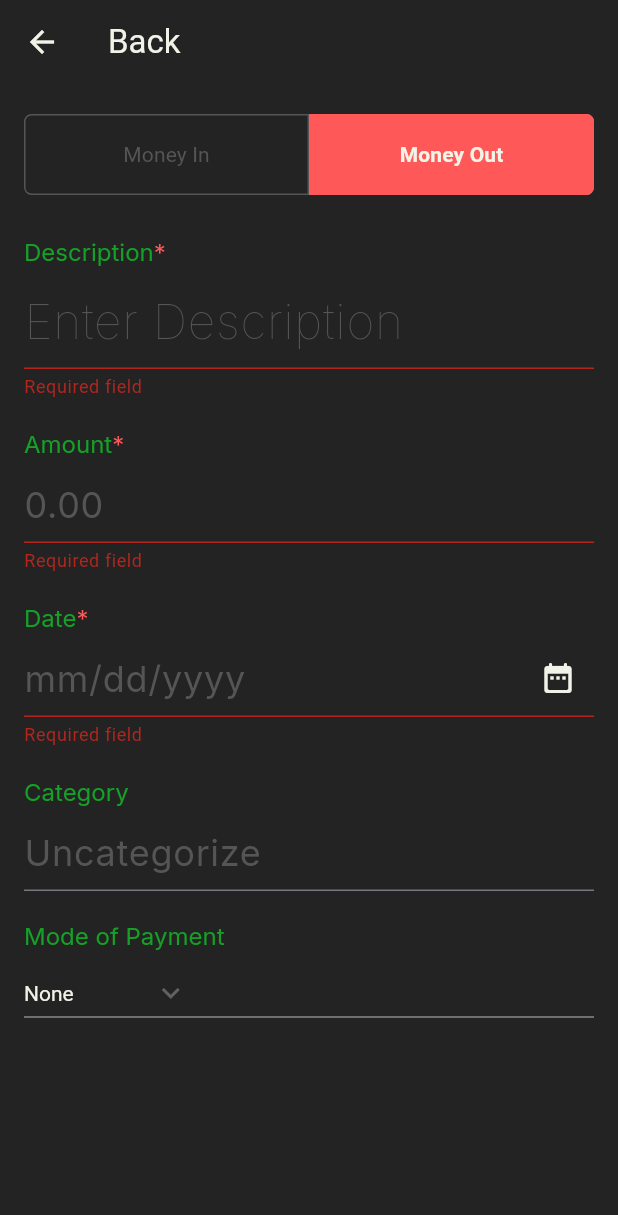
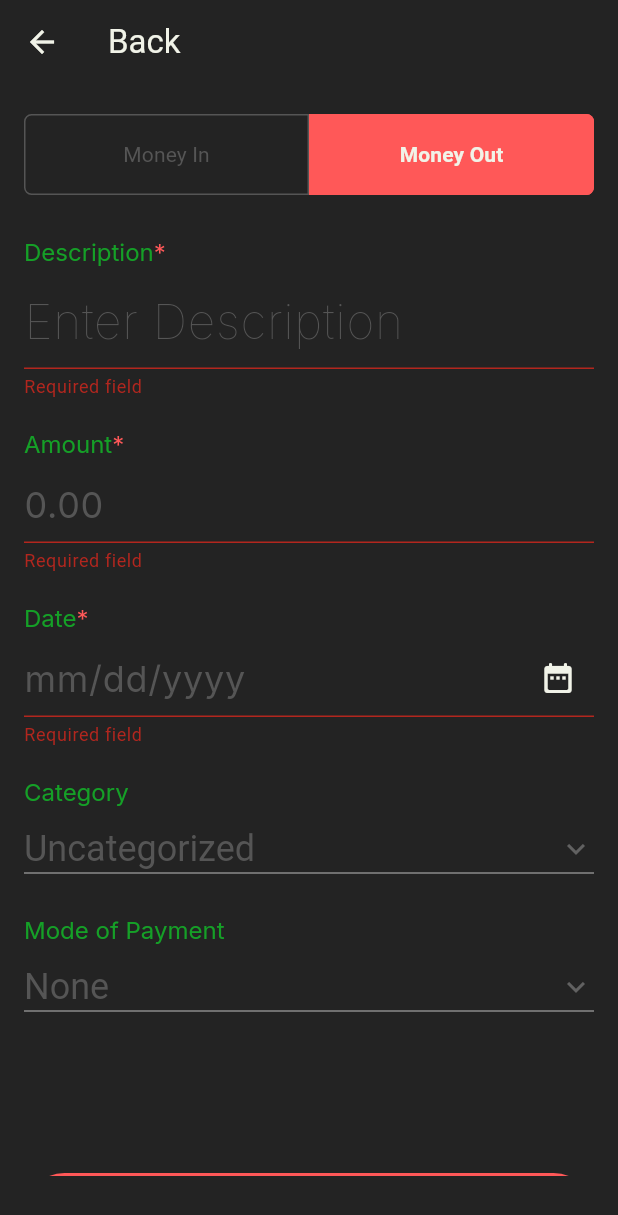
Before and after one commit to itsmejastine/CCE106--, a Flutter app: the screen it shows after launch, after a tap on "Money Out", after a tap on "Add Expense", on a phone screen of 412 x 824 dp. Shown: the top 1215 px of the screen. Run offline on Flutter 3.47's test engine with Material 3 defaults, Android fonts, the phone set to English and light mode, and no system bars; our stand-ins replace cloud_firestore, firebase_auth, firebase_core, google_fonts, gradient_borders, simple_gradient_text; missing offline and left inert: gradient_icon; accounts and stored records are empty.

Commit message:
implemented dropdown

```diff
--- a/lib/moneyIn.dart
+++ b/lib/moneyIn.dart
@@ -6,7 +6,32 @@ import 'package:flutter_it14proj/splash%20pages/success.dart';
 import 'package:google_fonts/google_fonts.dart';
 
 //Dropdown list
-const List<String> list = <String>['None', 'Cash', 'Gcash', 'Fund Transfer'];
+const List<String> paymentList = <String>[
+  'None',
+  'Cash',
+  'Gcash',
+  'Fund Transfer'
+];
+const List<String> incomeList = <String>[
+  'Uncategorized',
+  'Allowance',
+  'Salary',
+  'Government Aid',
+  'Cash Savings',
+  'Extra Income',
+  'Others',
+];
+const List<String> expensesList = <String>[
+  'Uncategorized',
+  'Food',
+  'Transportation',
+  'Water Bill',
+  'Electricty Bill',
+  'Groceries',
+  'Loans Payment',
+  'Rent',
+  'Travel',
+];
 
 class MoneyIn extends StatefulWidget {
   const MoneyIn({super.key});
@@ -20,14 +45,30 @@ class _MoneyInState extends State<MoneyIn> {
   final FirestoreService firestorService = FirestoreService();
 
   //Calling dropdown
-  String dropdownValue = list.first;
+  String dropdownValue = paymentList.first;
+  String categoryValue = incomeList.first;
+  List<String> currentCategoryList = incomeList;
+
+  void updateCategoryList(bool isMoneyIn) {
+    setState(() {
+      if (isMoneyIn == true) {
+        currentCategoryList = incomeList;
+        if (!incomeList.contains(categoryValue)) {
+          categoryValue = incomeList.first;
+        }
+      } else {
+        currentCategoryList = expensesList;
+        if (!expensesList.contains(categoryValue)) {
+          categoryValue = expensesList.first;
+        }
+      }
+    });
+  }
 
   //text controllers
   TextEditingController descriptionController = TextEditingController();
   TextEditingController amountController = TextEditingController();
   TextEditingController dateController = TextEditingController();
-  TextEditingController categoryController = TextEditingController();
-  TextEditingController paymentController = TextEditingController();
 
   //track the visibility of the second button
   bool isExpenseButtonVisible = false;
@@ -87,6 +128,7 @@ class _MoneyInState extends State<MoneyIn> {
                           moneyOutFontWeight = FontWeight.normal;
                           isExpenseButtonVisible = false;
                           isIncomeButtonVisible = true;
+                          updateCategoryList(true);
                         });
                       },
                       style: OutlinedButton.styleFrom(
@@ -124,6 +166,7 @@ class _MoneyInState extends State<MoneyIn> {
                           moneyOutBorder = primaryRed;
                           isExpenseButtonVisible = !isExpenseButtonVisible;
                           isIncomeButtonVisible = !isIncomeButtonVisible;
+                          updateCategoryList(false);
                         });
                       },
                       style: OutlinedButton.styleFrom(
@@ -328,22 +371,38 @@ class _MoneyInState extends State<MoneyIn> {
                     ],
                   ),
                   const SizedBox(height: 4),
-                  Form(
-                    child: TextFormField(
-                      controller: categoryController,
+                  Row(
+                    children: [
+                      Expanded(
+                        child: Column(
+                          children: [
+                            DropdownButton<String>(
+                              value: categoryValue,
+                              dropdownColor: mobileBackgroundColor,
+                              icon: const Icon(Icons.keyboard_arrow_down),
                               style: const TextStyle(
-                          fontSize: 24,
-                          color: primaryWhite,
-                          fontWeight: FontWeight.w700),
-                      decoration: const InputDecoration(
-                        hintText: "Uncategorize",
-                        hintStyle: TextStyle(
-                            color: primaryGray,
-                            fontFamily: 'Inter',
-                            fontWeight: FontWeight.normal,
-                            fontSize: 24),
+                                  color: primaryGray, fontSize: 24),
+                              onChanged: (String? value) {
+                                // This is called when the user selects an item.
+                                setState(() {
+                                  categoryValue = value!;
+                                });
+                              },
+                              items: currentCategoryList
+                                  .map<DropdownMenuItem<String>>(
+                                      (String value) {
+                                return DropdownMenuItem<String>(
+                                  value: value,
+                                  child: Text(value,
+                                      style: TextStyle(fontSize: 24)),
+                                );
+                              }).toList(),
+                              isExpanded: true,
+                            ),
+                          ],
                         ),
                       ),
+                    ],
                   ),
                 ],
               ),
@@ -368,23 +427,31 @@ class _MoneyInState extends State<MoneyIn> {
                   Row(
                     children: [
                       Expanded(
-                        child: DropdownButton<String>(
+                        child: Column(
+                          children: [
+                            DropdownButton<String>(
                               value: dropdownValue,
+                              dropdownColor: mobileBackgroundColor,
                               icon: const Icon(Icons.keyboard_arrow_down),
-                          style: const TextStyle(color: primaryWhite),
+                              style: const TextStyle(
+                                  color: primaryGray, fontSize: 24),
                               onChanged: (String? value) {
                                 // This is called when the user selects an item.
                                 setState(() {
                                   dropdownValue = value!;
                                 });
                               },
-                          items: list
-                              .map<DropdownMenuItem<String>>((String value) {
+                              items: paymentList.map<DropdownMenuItem<String>>(
+                                  (String value) {
                                 return DropdownMenuItem<String>(
                                   value: value,
-                              child: Text(value),
+                                  child: Text(value,
+                                      style: TextStyle(fontSize: 24)),
                                 );
                               }).toList(),
+                              isExpanded: true,
+                            ),
+                          ],
                         ),
                       ),
                     ],
@@ -408,8 +475,8 @@ class _MoneyInState extends State<MoneyIn> {
                           String description = descriptionController.text;
                           double amount = double.parse(amountController.text);
                           String date = dateController.text;
-                          String category = categoryController.text;
-                          String payment = paymentController.text;
+                          String category = categoryValue;
+                          String payment = dropdownValue;
                           String type = "Income";
                           firestorService.addTransaction(description, amount,
                               date, category, payment, type);
@@ -417,8 +484,6 @@ class _MoneyInState extends State<MoneyIn> {
                           descriptionController.clear();
                           amountController.clear();
                           dateController.clear();
-                          categoryController.clear();
-                          paymentController.clear();
                         }
                       },
                       style: ElevatedButton.styleFrom(
@@ -447,8 +512,8 @@ class _MoneyInState extends State<MoneyIn> {
                           String description = descriptionController.text;
                           double amount = double.parse(amountController.text);
                           String date = dateController.text;
-                          String category = categoryController.text;
-                          String payment = paymentController.text;
+                          String category = categoryValue;
+                          String payment = dropdownValue;
                           String type = "Expenses";
                           firestorService.addTransaction(description, amount,
                               date, category, payment, type);
@@ -456,8 +521,6 @@ class _MoneyInState extends State<MoneyIn> {
                           descriptionController.clear();
                           amountController.clear();
                           dateController.clear();
-                          categoryController.clear();
-                          paymentController.clear();
                         }
                       },
                       style: ElevatedButton.styleFrom(
```
Lines whose indentation alone changed are shown as unchanged.
